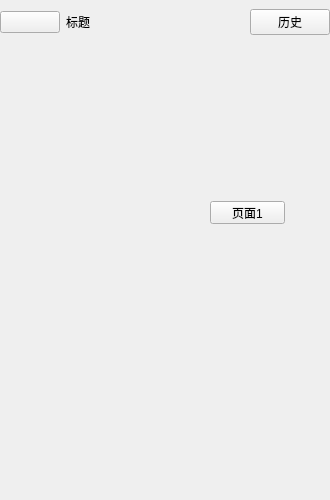
The window that src/MainWin.ui (yxingqin/CulcaMaid) describes before a commit, drawn with Qt 5.
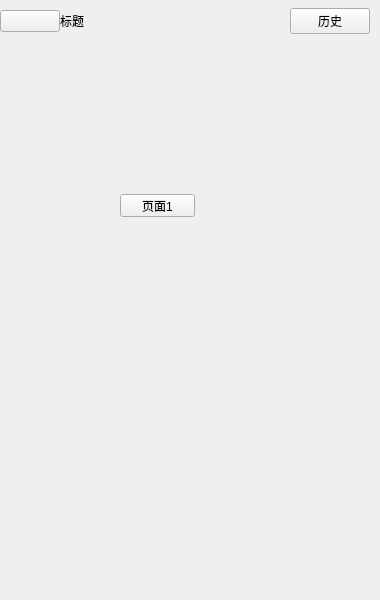
The same window after the commit. Icons and pictures are not drawn.

Diff of the .ui file:
```diff
--- a/src/MainWin.ui
+++ b/src/MainWin.ui
@@ -6,8 +6,8 @@
    <rect>
     <x>0</x>
     <y>0</y>
-    <width>330</width>
-    <height>500</height>
+    <width>380</width>
+    <height>600</height>
    </rect>
   </property>
   <property name="minimumSize">
@@ -21,12 +21,21 @@
   </property>
   <widget class="QWidget" name="centralwidget">
    <layout class="QVBoxLayout" name="verticalLayout">
+    <property name="spacing">
+     <number>0</number>
+    </property>
     <property name="leftMargin">
      <number>0</number>
     </property>
+    <property name="topMargin">
+     <number>8</number>
+    </property>
     <property name="rightMargin">
      <number>0</number>
     </property>
+    <property name="bottomMargin">
+     <number>0</number>
+    </property>
     <item>
      <layout class="QHBoxLayout" name="horizontalLayout">
       <item>
@@ -82,14 +91,30 @@
         </property>
        </widget>
       </item>
+      <item>
+       <spacer name="horizontalSpacer_2">
+        <property name="orientation">
+         <enum>Qt::Horizontal</enum>
+        </property>
+        <property name="sizeType">
+         <enum>QSizePolicy::Minimum</enum>
+        </property>
+        <property name="sizeHint" stdset="0">
+         <size>
+          <width>10</width>
+          <height>20</height>
+         </size>
+        </property>
+       </spacer>
+      </item>
      </layout>
     </item>
     <item>
      <widget class="QStackedWidget" name="stackedWidget">
       <property name="minimumSize">
        <size>
-        <width>0</width>
-        <height>0</height>
+        <width>360</width>
+        <height>450</height>
        </size>
       </property>
       <property name="currentIndex">
@@ -99,7 +124,7 @@
        <widget class="QPushButton" name="pushButton">
         <property name="geometry">
          <rect>
-          <x>210</x>
+          <x>120</x>
           <y>160</y>
           <width>75</width>
           <height>23</height>
```
